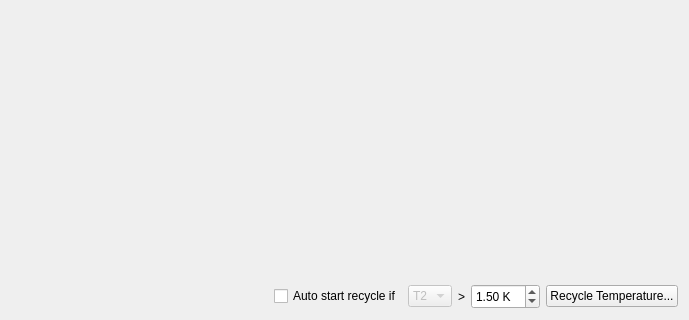
This is User/SimpleApplication/tempm1widget.ui in OzhegovRoman/ControlUnit4_Software as Qt 5 draws it before an edit; both pictures show x 0 to 689 and y 225 to 545 of the 689 by 545 pixel window. The edited form follows.
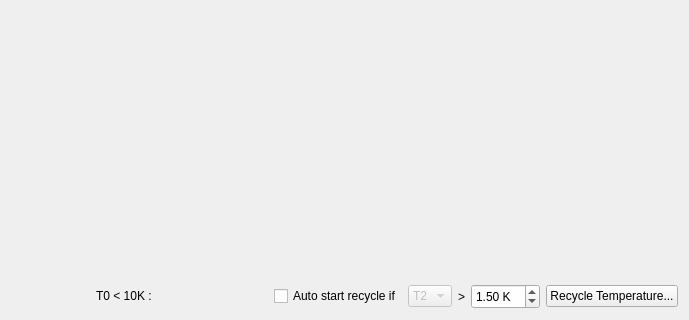
This is the edited form.

Patch:
```diff
--- a/User/SimpleApplication/tempm1widget.ui
+++ b/User/SimpleApplication/tempm1widget.ui
@@ -99,6 +99,13 @@
        </property>
       </spacer>
      </item>
+     <item>
+      <widget class="QLabel" name="label_3">
+       <property name="text">
+        <string>T0 &lt; 10K :</string>
+       </property>
+      </widget>
+     </item>
      <item>
       <widget class="QLabel" name="L_isOperating">
        <property name="minimumSize">
@@ -118,6 +125,19 @@
        </property>
       </widget>
      </item>
+     <item>
+      <spacer name="horizontalSpacer_2">
+       <property name="orientation">
+        <enum>Qt::Horizontal</enum>
+       </property>
+       <property name="sizeHint" stdset="0">
+        <size>
+         <width>40</width>
+         <height>20</height>
+        </size>
+       </property>
+      </spacer>
+     </item>
      <item>
       <widget class="QCheckBox" name="CB_TemperatureControl">
        <property name="styleSheet">
```
